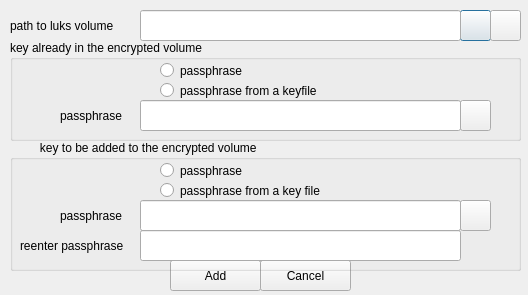
This is luksaddkey.ui in mhogomchungu/zuluCrypt as Qt 5 draws it before an edit. The edited form follows.
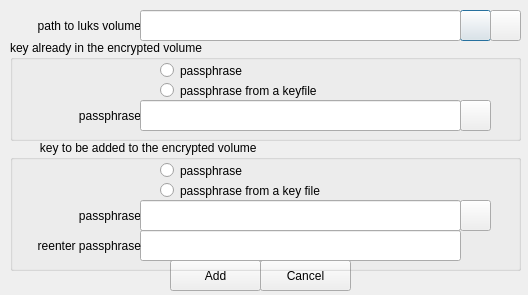
This is the edited form.

Patch:
```diff
--- a/luksaddkey.ui
+++ b/luksaddkey.ui
@@ -19,7 +19,7 @@
   <widget class="QLabel" name="labelLuksVolume">
    <property name="geometry">
     <rect>
-     <x>10</x>
+     <x>20</x>
      <y>10</y>
      <width>121</width>
      <height>31</height>
@@ -28,6 +28,9 @@
    <property name="text">
     <string>path to luks volume</string>
    </property>
+   <property name="alignment">
+    <set>Qt::AlignRight|Qt::AlignTrailing|Qt::AlignVCenter</set>
+   </property>
   </widget>
   <widget class="QPushButton" name="pushButtonOpenFile">
    <property name="geometry">
@@ -102,15 +105,18 @@
    <widget class="QLabel" name="labelExistingPassphrase">
     <property name="geometry">
      <rect>
-      <x>50</x>
+      <x>10</x>
       <y>60</y>
-      <width>71</width>
+      <width>121</width>
       <height>31</height>
      </rect>
     </property>
     <property name="text">
      <string>passphrase</string>
     </property>
+    <property name="alignment">
+     <set>Qt::AlignRight|Qt::AlignTrailing|Qt::AlignVCenter</set>
+    </property>
    </widget>
    <widget class="QPushButton" name="pushButtonOpenExistingKeyFile">
     <property name="geometry">
@@ -232,15 +238,18 @@
    <widget class="QLabel" name="labelNewPassphrase">
     <property name="geometry">
      <rect>
-      <x>50</x>
+      <x>10</x>
       <y>60</y>
-      <width>71</width>
+      <width>121</width>
       <height>31</height>
      </rect>
     </property>
     <property name="text">
      <string>passphrase</string>
     </property>
+    <property name="alignment">
+     <set>Qt::AlignRight|Qt::AlignTrailing|Qt::AlignVCenter</set>
+    </property>
    </widget>
    <widget class="QLineEdit" name="textEditPassphraseToAdd">
     <property name="geometry">
@@ -274,6 +283,9 @@
     <property name="text">
      <string>reenter passphrase</string>
     </property>
+    <property name="alignment">
+     <set>Qt::AlignRight|Qt::AlignTrailing|Qt::AlignVCenter</set>
+    </property>
    </widget>
   </widget>
  </widget>
```
Left out of the diff: 3 changed lines with no effect on the pictures.
